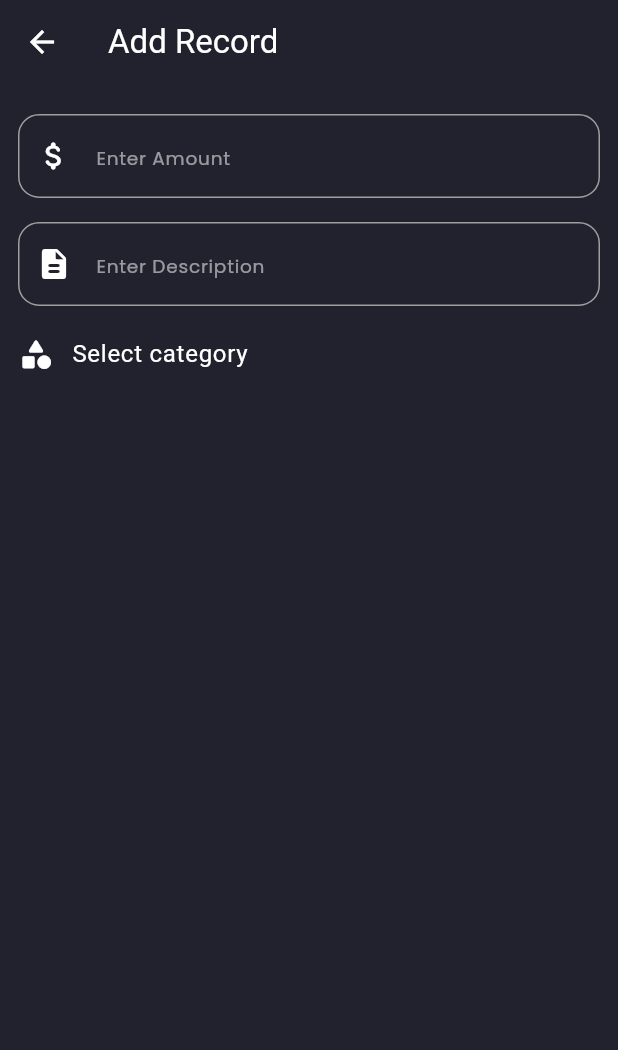
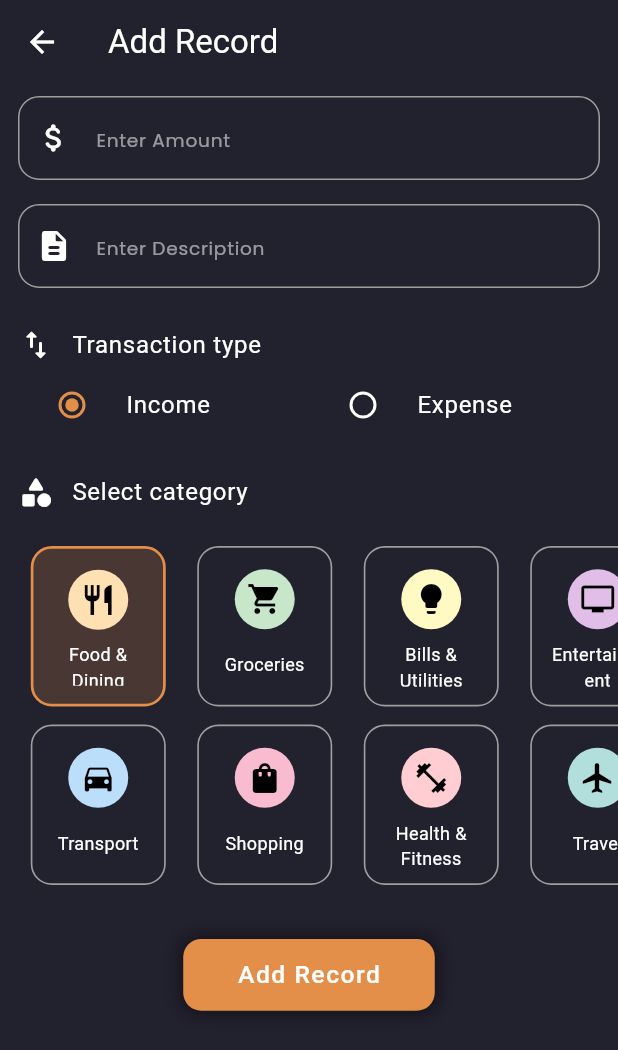
Before and after one commit to Zimil-Patel/sqlite_database_tasks, a Flutter app: the AddScreen screen opened directly, on a phone screen of 412 x 824 dp. Shown: the top 1050 px of the screen. Run offline on Flutter 3.47's test engine with Material 3 defaults, Android fonts, the phone set to English and light mode, and no system bars; our stand-ins replace blurrycontainer, font_awesome_flutter, get, google_fonts, sqflite; accounts and stored records are empty.

Commit message:
20 Dec 2024

```diff
--- a/lib/controller/home_controller.dart
+++ b/lib/controller/home_controller.dart
@@ -14,7 +14,7 @@ class HomeController extends GetxController {
   RxString filter = "All".obs;
   RxBool isIncome = false.obs;
   TextEditingController txtAmount = TextEditingController();
-  TextEditingController txtCategory = TextEditingController();
+  TextEditingController txxDescription = TextEditingController();
   TextEditingController txtSearch = TextEditingController();
 
   // @override
@@ -134,7 +134,7 @@ class HomeController extends GetxController {
 
   void resetControllers() {
     txtAmount.clear();
-    txtCategory.clear();
+    txxDescription.clear();
     isIncome.value = false;
   }
 }
--- a/lib/screen/add screen/add_screen.dart
+++ b/lib/screen/add screen/add_screen.dart
@@ -1,6 +1,10 @@
 import 'package:flutter/material.dart';
-import 'package:sqlite_database_tasks/screen/register%20screen/components/custom_text_field.dart';
 import 'package:sqlite_database_tasks/utils.dart';
+
+import 'components/add_record_button.dart';
+import 'components/amount_des_text_field.dart';
+import 'components/categories_grid_view.dart';
+import 'components/transaction_type_radio.dart';
 
 class AddScreen extends StatelessWidget {
   const AddScreen({super.key});
@@ -14,34 +18,22 @@ class AddScreen extends StatelessWidget {
       body: Hero(
         tag: 'addScreen',
         child: SingleChildScrollView(
-          padding: const EdgeInsets.all(defPadding),
           child: Column(
             children: [
               // AMOUNT
-              Material(
-                  color: Colors.transparent,
-                  child: buildTextField(
-                    icon: Icons.attach_money_rounded,
-                    hintText: 'Enter Amount',
-                    keyboardType: TextInputType.number,
-                  )),
+              buildAmountDesTextField(),
 
-              // DESCRIPTION
-              Material(
-                  color: Colors.transparent,
-                  child: buildTextField(
-                    icon: Icons.description_rounded,
-                    hintText: 'Enter Description',
-                  )),
+              // IS INCOME OR EXPENSE
+              const TransactionTypeRadio(),
 
               // CATEGORY
-              Padding(
-                padding: const EdgeInsets.symmetric(vertical: defPadding),
-                child: Column(
-                  mainAxisSize: MainAxisSize.min,
-                  children: [
-                    // HEADING
-                    Row(
+              Column(
+                mainAxisSize: MainAxisSize.min,
+                children: [
+                  // HEADING
+                  Padding(
+                    padding: const EdgeInsets.symmetric(horizontal: defPadding),
+                    child: Row(
                       children: [
                         const Icon(Icons.category_rounded),
                         const SizedBox(
@@ -55,11 +47,21 @@ class AddScreen extends StatelessWidget {
                         ),
                       ],
                     ),
+                  ),
 
-                    // CATEGORY LIST ICONS
-                  ],
-                ),
+                  const SizedBox(
+                    height: defPadding,
+                  ),
+
+                  // LIST OF CATEGORIES
+                  const CategoriesGridView(),
+
+                  // CATEGORY LIST ICONS
+                ],
               ),
+
+              // SAVE RECORD BUTTON
+              addRecordButton(),
             ],
           ),
         ),
--- /dev/null
+++ b/lib/screen/add screen/components/add_record_button.dart
@@ -0,0 +1,40 @@
+import 'package:flutter/cupertino.dart';
+import 'package:flutter/material.dart';
+import 'package:sqlite_database_tasks/theme/theme_data.dart';
+import 'package:sqlite_database_tasks/utils.dart';
+
+Center addRecordButton() {
+  return Center(
+    child: Padding(
+      padding: const EdgeInsets.all(defPadding * 2),
+      child: CupertinoButton(
+        onPressed: () {},
+        padding: EdgeInsets.zero,
+        child: Container(
+          padding: const EdgeInsets.symmetric(
+              horizontal: defPadding * 3, vertical: defPadding * 1.2),
+          decoration: BoxDecoration(
+            color: third,
+            borderRadius: BorderRadius.circular(12),
+            boxShadow: const [
+              BoxShadow(
+                color: Colors.black45,
+                blurRadius: 10,
+                spreadRadius: 2,
+              ),
+            ],
+          ),
+          child: Text(
+            'Add Record',
+            style: TextStyle(
+              fontSize: height * 0.02,
+              letterSpacing: 1,
+              fontWeight: FontWeight.w500,
+              color: Colors.white,
+            ),
+          ),
+        ),
+      ),
+    ),
+  );
+}
--- /dev/null
+++ b/lib/screen/add screen/components/amount_des_text_field.dart
@@ -0,0 +1,30 @@
+import 'package:flutter/material.dart';
+import 'package:sqlite_database_tasks/screen/register%20screen/components/custom_text_field.dart';
+import 'package:sqlite_database_tasks/utils.dart';
+
+
+  Padding buildAmountDesTextField() {
+    return Padding(
+      padding: const EdgeInsets.symmetric(horizontal: defPadding),
+      child: Column(
+        mainAxisSize: MainAxisSize.min,
+        children: [
+          Material(
+              color: Colors.transparent,
+              child: buildTextField(
+                icon: Icons.attach_money_rounded,
+                hintText: 'Enter Amount',
+                keyboardType: TextInputType.number,
+              )),
+
+          // DESCRIPTION
+          Material(
+              color: Colors.transparent,
+              child: buildTextField(
+                icon: Icons.description_rounded,
+                hintText: 'Enter Description',
+              )),
+        ],
+      ),
+    );
+  }
--- /dev/null
+++ b/lib/screen/add screen/components/categories_grid_view.dart
@@ -0,0 +1,87 @@
+import 'package:flutter/cupertino.dart';
+import 'package:flutter/material.dart';
+import 'package:sqlite_database_tasks/theme/theme_data.dart';
+import 'package:sqlite_database_tasks/utils.dart';
+
+class CategoriesGridView extends StatelessWidget {
+  const CategoriesGridView({
+    super.key,
+  });
+
+  @override
+  Widget build(BuildContext context) {
+    return SizedBox(
+      height: 250,
+      child: Material(
+        color: Colors.transparent,
+        child: GridView.builder(
+          itemCount: expenseCategories.length,
+          shrinkWrap: true,
+          scrollDirection: Axis.horizontal,
+          padding: const EdgeInsets.all(defPadding),
+          gridDelegate: const SliverGridDelegateWithFixedCrossAxisCount(
+            crossAxisCount: 2,
+            crossAxisSpacing: 12,
+            mainAxisSpacing: 4,
+
+          ),
+          itemBuilder: (context, index) => CupertinoButton(
+            padding: EdgeInsets.zero,
+            onPressed: () {  },
+            child: Container(
+              width: 90,
+              padding: const EdgeInsets.all(defPadding),
+              decoration: BoxDecoration(
+                  borderRadius: BorderRadius.circular(14),
+                  color: index == 0 ? third.withOpacity(0.2) : Colors.transparent,
+                  border: Border.all(
+                    color: index == 0 ? third : Colors.grey,
+                    width: index == 0? 1.8 : 1.1,
+                  )
+              ),
+              child: Column(
+                mainAxisSize: MainAxisSize.min,
+                mainAxisAlignment: MainAxisAlignment.spaceAround,
+                children: [
+
+
+                  // CATEGORY ICON
+                  Expanded(
+                    flex: 3,
+                    child: CircleAvatar(
+                      radius: 20,
+                      backgroundColor: expenseCategories[index]
+                      ['color'],
+                      child: Icon(expenseCategories[index]['icon']),
+                    ),
+                  ),
+
+
+                  const SizedBox(
+                    height: defPadding / 2,
+                  ),
+
+
+                  // CATEGORY NAME
+                  Expanded(
+                    flex: 2,
+                    child: Center(
+                      child: Text(
+                        expenseCategories[index]['name'],
+                        textAlign: TextAlign.center,
+                        softWrap: true,
+                        style: Theme.of(context).textTheme.bodyMedium!.copyWith(
+                            fontSize: 12
+                        ),
+                      ),
+                    ),
+                  ),
+                ],
+              ),
+            ),
+          ),
+        ),
+      ),
+    );
+  }
+}
--- /dev/null
+++ b/lib/screen/add screen/components/transaction_type_radio.dart
@@ -0,0 +1,71 @@
+import 'package:flutter/material.dart';
+import 'package:sqlite_database_tasks/theme/theme_data.dart';
+
+import '../../../utils.dart';
+
+
+class TransactionTypeRadio extends StatelessWidget {
+  const TransactionTypeRadio({
+    super.key,
+  });
+
+  @override
+  Widget build(BuildContext context) {
+    return Padding(
+      padding: const EdgeInsets.symmetric(horizontal: defPadding, vertical: defPadding * 1.5),
+      child: Column(
+        children: [
+
+          // HEADING
+          Row(
+            children: [
+              const Icon(Icons.swap_vert_rounded),
+              const SizedBox(
+                width: defPadding,
+              ),
+              Expanded(
+                child: Text(
+                  'Transaction type',
+                  style: Theme.of(context).textTheme.bodyLarge,
+                ),
+              ),
+            ],
+          ),
+
+          Row(
+            children: [
+              // INCOME
+              Expanded(
+                child: Material(
+                  color: Colors.transparent,
+                  child: RadioListTile(
+                    value: 0,
+                    groupValue: 0,
+                    onChanged: (value) {},
+                    activeColor: third,
+                    title: const Text('Income'),
+                  ),
+                ),
+              ),
+
+
+              // EXPENSE
+              Expanded(
+                child: Material(
+                  color: Colors.transparent,
+                  child: RadioListTile(
+                    value: 1,
+                    groupValue: 0,
+                    onChanged: (value) {},
+                    activeColor: third,
+                    title: const Text('Expense'),
+                  ),
+                ),
+              ),
+            ],
+          ),
+        ],
+      ),
+    );
+  }
+}
--- a/lib/screen/home screen/components/expense_list_view.dart
+++ b/lib/screen/home screen/components/expense_list_view.dart
@@ -1,7 +1,6 @@
 import 'package:flutter/material.dart';
 import 'package:google_fonts/google_fonts.dart';
 import 'package:sqlite_database_tasks/controller/home_controller.dart';
-import 'package:sqlite_database_tasks/screen/home%20screen/components/update_record_dialog.dart';
 import 'package:sqlite_database_tasks/utils.dart';
 
 class ExpenseListView extends StatelessWidget {
@@ -32,7 +31,7 @@ class ExpenseListView extends StatelessWidget {
             children: [
               IconButton(
                 onPressed: () {
-                  updateRecordDialog(context, controller.expenseList[index]);
+                  // updateRecordDialog(context, controller.expenseList[index]);
                 },
                 icon: const Icon(Icons.edit),
               ),
--- a/lib/screen/home screen/home_screen.dart
+++ b/lib/screen/home screen/home_screen.dart
@@ -1,7 +1,6 @@
 import 'package:flutter/material.dart';
 import 'package:get/get.dart';
 import 'package:google_fonts/google_fonts.dart';
-import 'package:sqlite_database_tasks/screen/home%20screen/components/add_record_dialog.dart';
 import 'package:sqlite_database_tasks/utils.dart';
 
 import '../../main.dart';
--- a/lib/utils.dart
+++ b/lib/utils.dart
@@ -23,6 +23,6 @@ final List<Map<String, dynamic>> expenseCategories = [
   {'name': 'Gifts & Donations', 'icon': Icons.card_giftcard, 'color': Colors.pink[200]},
   {'name': 'Childcare', 'icon': Icons.child_friendly, 'color': Colors.lightBlue[100]},
   {'name': 'Subscriptions', 'icon': Icons.subscriptions, 'color': Colors.deepPurple[100]},
-  {'name': 'Miscellaneous', 'icon': Icons.category, 'color': Colors.grey[100]},
   {'name': 'Taxes', 'icon': Icons.receipt_long, 'color': Colors.blueGrey[100]},
+  {'name': 'Other', 'icon': Icons.category, 'color': Colors.grey[100]},
 ];
```
Also changed, not shown: lib/screen/home screen/components/add_record_dialog.dart (deleted, +0 -140 lines), lib/screen/home screen/components/update_record_dialog.dart (deleted, +0 -102 lines).
